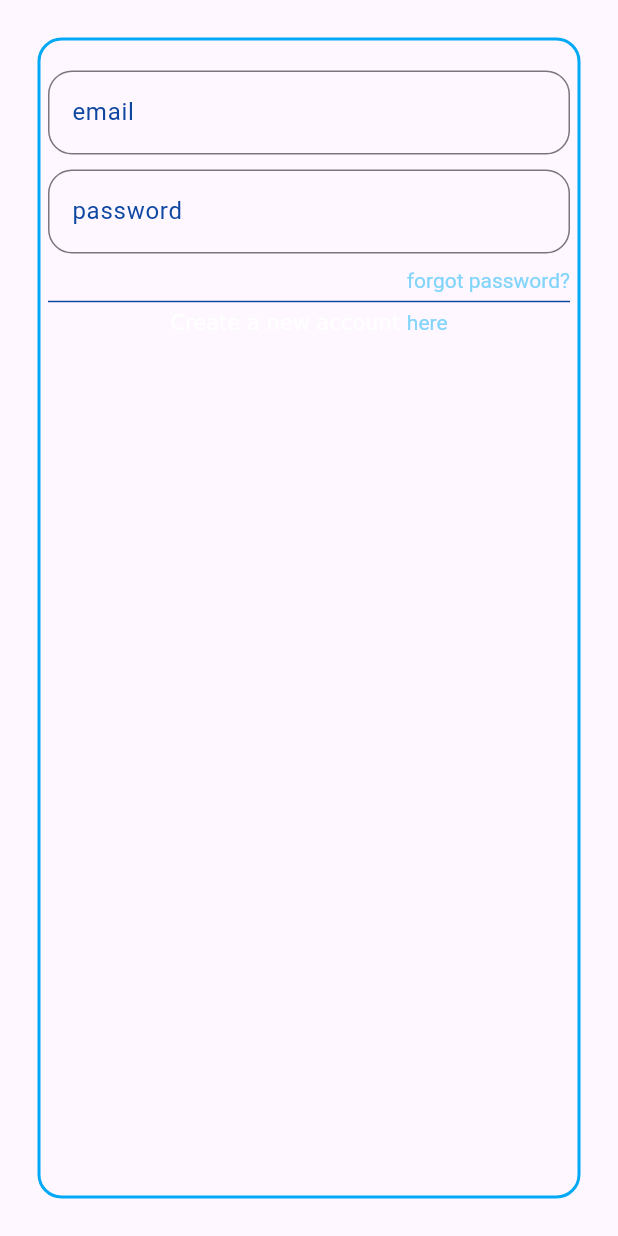
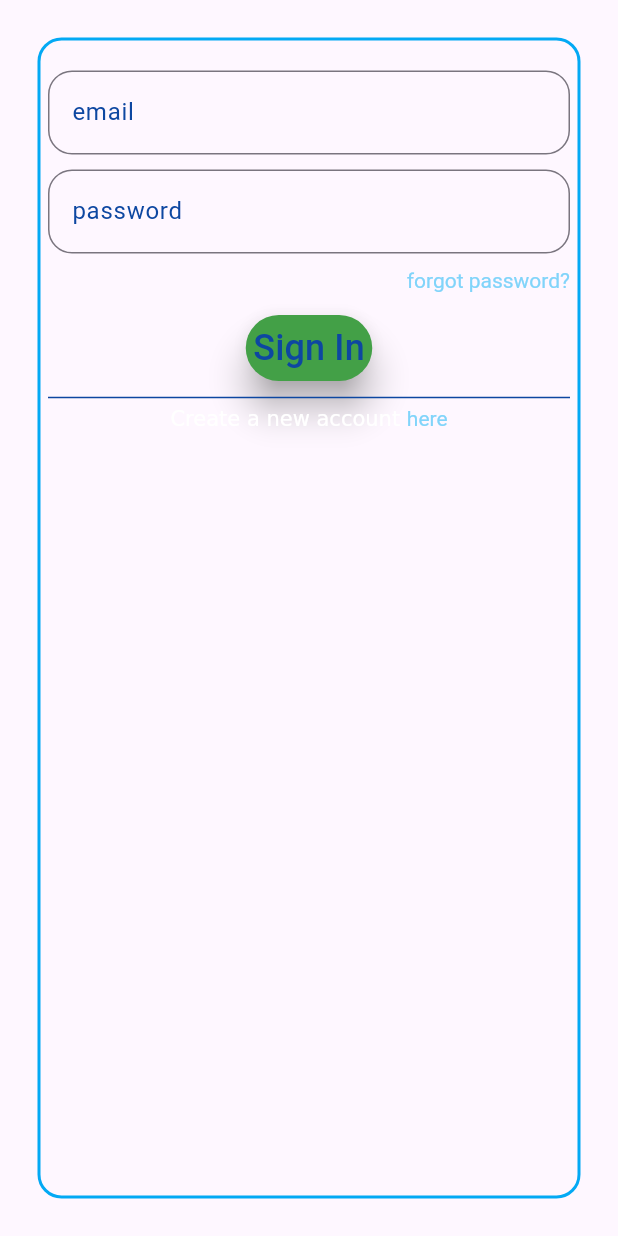
Before and after one commit to luhouyang/jockaton, a Flutter app: the screen it shows after launch, on a phone screen of 412 x 824 dp. Run offline on Flutter 3.47's test engine with Material 3 defaults, Android fonts, the phone set to English and light mode, and no system bars; our stand-ins replace email_validator, firebase_auth, firebase_core, loading_animation_widget; accounts and stored records are empty.

Commit message:
login, logout, sign up

```diff
--- a/lib/auth/login_page.dart
+++ b/lib/auth/login_page.dart
@@ -1,6 +1,7 @@
+import 'package:email_validator/email_validator.dart';
 import 'package:flutter/gestures.dart';
 import 'package:flutter/material.dart';
-import 'package:flutter/widgets.dart';
+import 'package:macrohard/auth/firebase_auth_services.dart';
 
 class LoginPage extends StatefulWidget {
   const LoginPage({super.key});
@@ -10,8 +11,12 @@ class LoginPage extends StatefulWidget {
 }
 
 class _LoginPageState extends State<LoginPage> {
-  var emailTextController = TextEditingController();
-  var passTextController = TextEditingController();
+  var inEmailTextController = TextEditingController();
+  var inPassTextController = TextEditingController();
+  var upEmailTextController = TextEditingController();
+  var upPassTextController = TextEditingController();
+
+  bool _isSignIn = true;
 
   @override
   Widget build(BuildContext context) {
@@ -23,10 +28,11 @@ class _LoginPageState extends State<LoginPage> {
             border: Border.all(color: Colors.lightBlue, width: 2.0),
             borderRadius: BorderRadius.circular(16.0)),
         padding: const EdgeInsets.fromLTRB(5, 15, 5, 15),
-        child: Column(
+        child: _isSignIn
+            ? Column(
                 children: [
-            inputTextWidget("email", emailTextController),
-            inputTextWidget("password", passTextController),
+                  inputTextWidget("email", emailVerify, inEmailTextController),
+                  inputTextWidget("password", passwordVerify, inPassTextController),
                   Padding(
                     padding: const EdgeInsets.fromLTRB(0, 5, 0, 5),
                     child: Row(
@@ -38,11 +44,31 @@ class _LoginPageState extends State<LoginPage> {
                                 style: TextStyle(color: Colors.lightBlue[200]),
                                 recognizer: TapGestureRecognizer()
                                   ..onTap = () {
-                              //TODO: send password reset email
+                                    if (inEmailTextController.text.isNotEmpty) {
+                                      FirebaseAuthServices().forgotPassword(
+                                          context, inEmailTextController.text);
+                                    } else {
+                                      ScaffoldMessenger.of(context)
+                                          .showSnackBar(
+                                        SnackBar(
+                                          backgroundColor: Colors.blue[200],
+                                          duration:
+                                              const Duration(milliseconds: 700),
+                                          content: const Text(
+                                            "Enter your email",
+                                            style: TextStyle(fontSize: 16),
+                                          ),
+                                        ),
+                                      );
+                                    }
                                   }))
                       ],
                     ),
                   ),
+                  inputButtonWidget(() async {
+                    await FirebaseAuthServices().signIn(context,
+                        inEmailTextController.text, inPassTextController.text);
+                  }, "Sign In"),
                   Divider(color: Colors.blue[900], height: 2.0),
                   Padding(
                     padding: const EdgeInsets.fromLTRB(0, 5, 0, 5),
@@ -54,7 +80,32 @@ class _LoginPageState extends State<LoginPage> {
                           style: TextStyle(color: Colors.lightBlue[200]),
                           recognizer: TapGestureRecognizer()
                             ..onTap = () {
-                        //TODO: change to sign up
+                              _isSignIn = !_isSignIn;
+                            })
+                    ])),
+                  ),
+                ],
+              )
+            : Column(
+                children: [
+                  inputTextWidget("email", emailVerify, upEmailTextController),
+                  inputTextWidget("password", passwordVerify, upPassTextController),
+                  inputButtonWidget(() async {
+                    await FirebaseAuthServices().signUp(context,
+                        inEmailTextController.text, inPassTextController.text);
+                  }, "Sign Up"),
+                  Divider(color: Colors.blue[900], height: 2.0),
+                  Padding(
+                    padding: const EdgeInsets.fromLTRB(0, 5, 0, 5),
+                    child: RichText(
+                        text: TextSpan(children: <TextSpan>[
+                      const TextSpan(text: "Already have an account? "),
+                      TextSpan(
+                          text: "login",
+                          style: TextStyle(color: Colors.lightBlue[200]),
+                          recognizer: TapGestureRecognizer()
+                            ..onTap = () {
+                              _isSignIn = !_isSignIn;
                             })
                     ])),
                   ),
@@ -64,10 +115,20 @@ class _LoginPageState extends State<LoginPage> {
     ));
   }
 
-  Widget inputTextWidget(String hint, TextEditingController controller) {
+  String emailVerify(value) {
+    return EmailValidator.validate(value ?? "") ? "" : "Please enter a valid email";
+  }
+
+  String passwordVerify(value) {
+    return value != null ? "" : "Please enter a valid email";
+  }
+
+  Widget inputTextWidget(
+      String hint, Function validator, TextEditingController controller) {
     return Padding(
       padding: const EdgeInsets.fromLTRB(0, 5, 0, 5),
-      child: TextField(
+      child: TextFormField(
+        validator: (value) => validator(value),
         controller: controller,
         decoration: InputDecoration(
             border:
@@ -79,4 +140,23 @@ class _LoginPageState extends State<LoginPage> {
       ),
     );
   }
+
+  Widget inputButtonWidget(Function function, String text) {
+    return Padding(
+      padding: const EdgeInsets.fromLTRB(0, 8, 0, 8),
+      child: ElevatedButton(
+        onPressed: () => function,
+        style: ElevatedButton.styleFrom(
+          padding: const EdgeInsets.all(5.0),
+          elevation: 10,
+          shadowColor: Colors.grey,
+          backgroundColor: Colors.green[600],
+        ),
+        child: Text(
+          text,
+          style: TextStyle(color: Colors.blue[900], fontSize: 24),
+        ),
+      ),
+    );
   }
+}
--- a/pubspec.yaml
+++ b/pubspec.yaml
@@ -26,6 +26,7 @@ dependencies:
   firebase_core: ^2.25.4
   firebase_auth: ^4.17.4
   percent_indicator: ^4.2.3
+  email_validator: ^2.1.17
 
 dev_dependencies:
   flutter_test:
```
Also changed, not shown: lib/auth/firebase_auth_services.dart (added, +85 -0 lines), pubspec.lock. Lines whose indentation alone changed are shown as unchanged.
